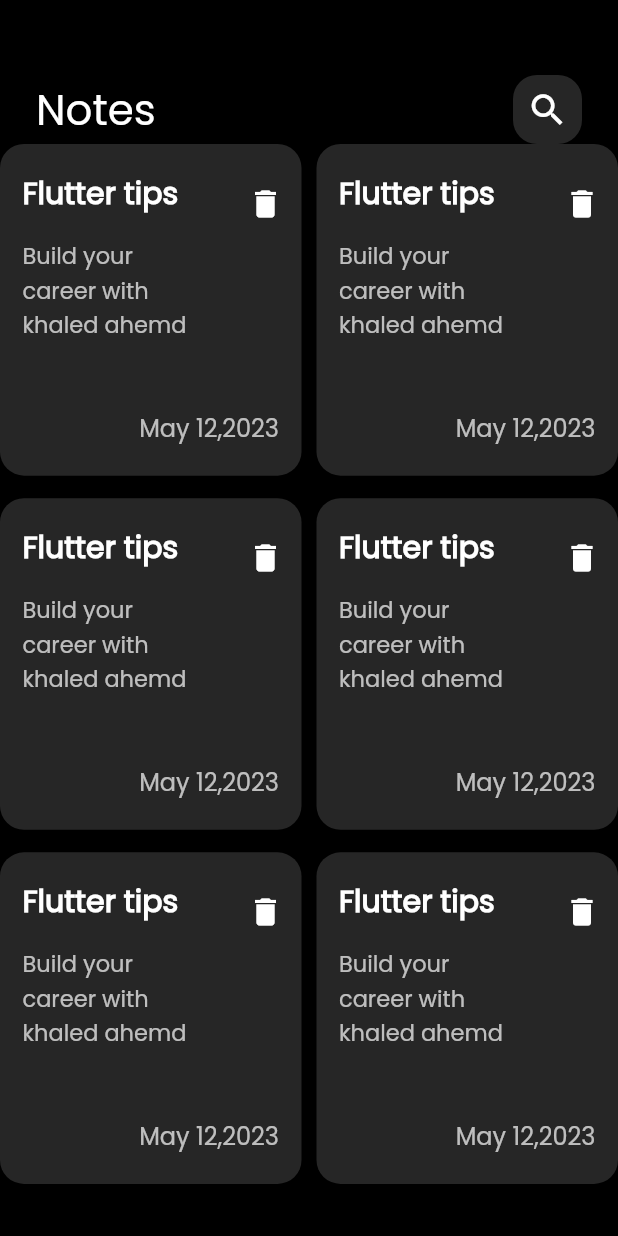
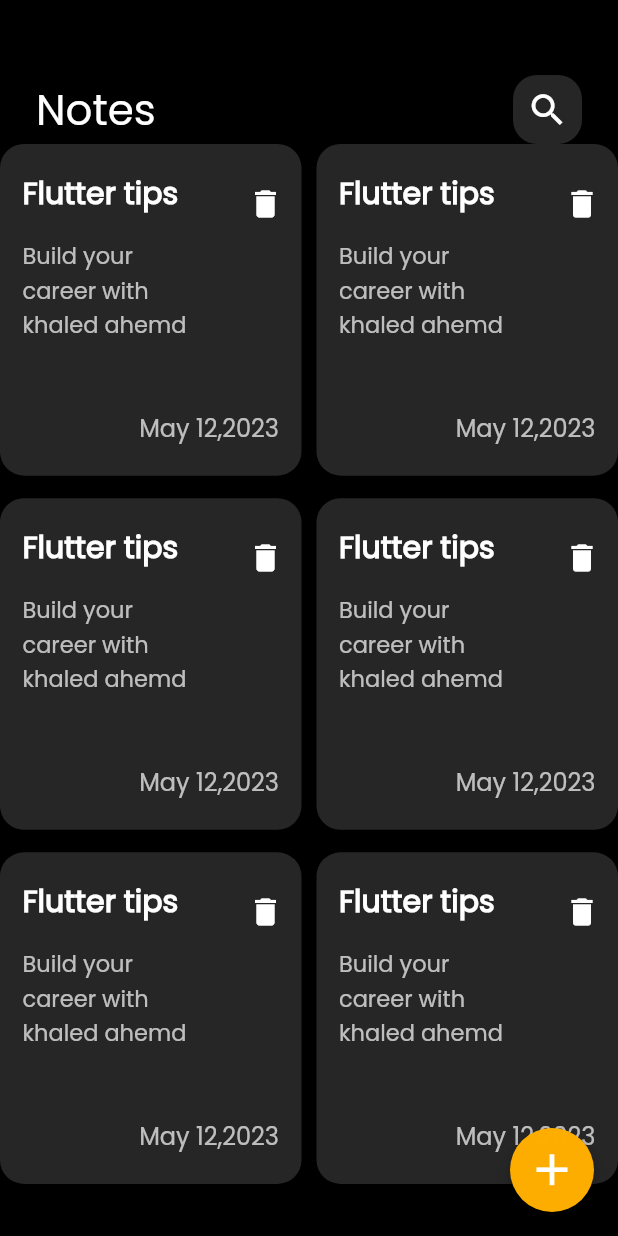
Before and after one commit to ka1395/Notes_App, a Flutter app: the screen it shows after launch, on a phone screen of 412 x 824 dp. Run offline on Flutter 3.47's test engine with Material 2 defaults, Android fonts, the phone set to English and light mode, and no system bars.

Commit message:
create floating action buttom

```diff
--- /dev/null
+++ b/lib/constant.dart
@@ -0,0 +1,3 @@
+import 'package:flutter/material.dart';
+
+Color primaryColor = const Color(0xFDFFAE00);
--- a/lib/views/widgets/notes_view_body.dart
+++ b/lib/views/widgets/notes_view_body.dart
@@ -1,5 +1,6 @@
 import 'package:flutter/material.dart';
 
+import '../../constant.dart';
 import 'custom_appbar.dart';
 import 'note_item_gridview.dart';
 
@@ -21,6 +22,15 @@ class NotesViewBody extends StatelessWidget {
           Expanded(child: NoteItemGridView()),
         ],
       ),
+      floatingActionButton: FloatingActionButton(
+        backgroundColor: primaryColor,
+        onPressed: () {},
+        child: const Icon(
+          Icons.add,
+          size: 35,
+          color: Colors.white,
+        ),
+      ),
     );
   }
 }
```
